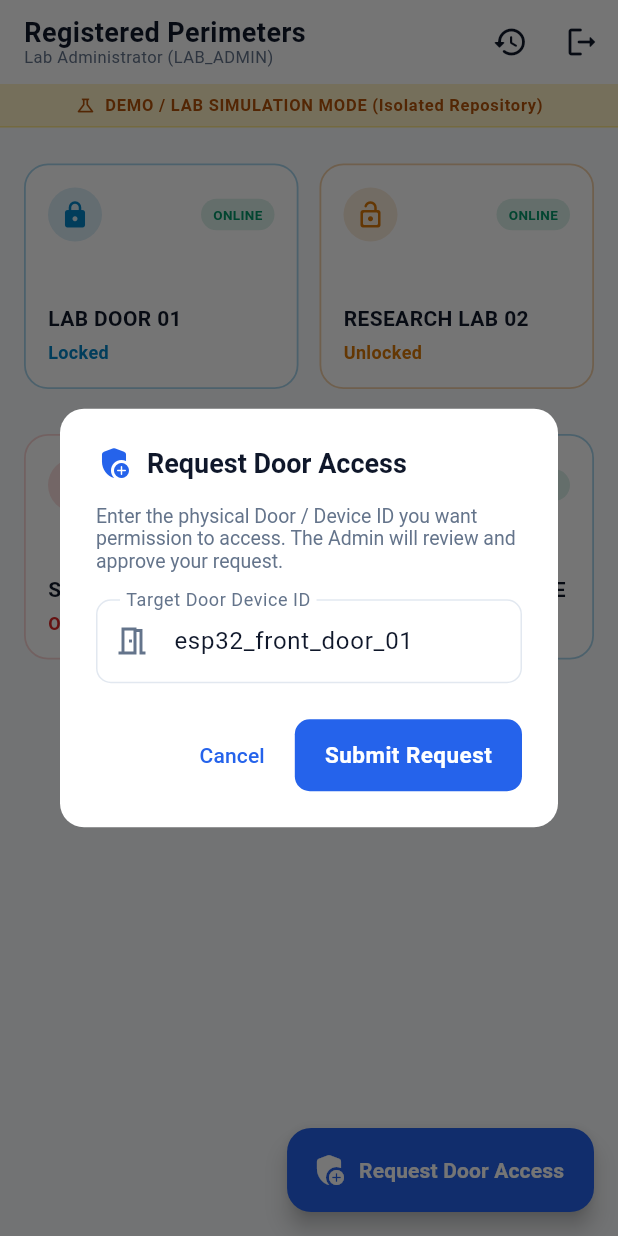
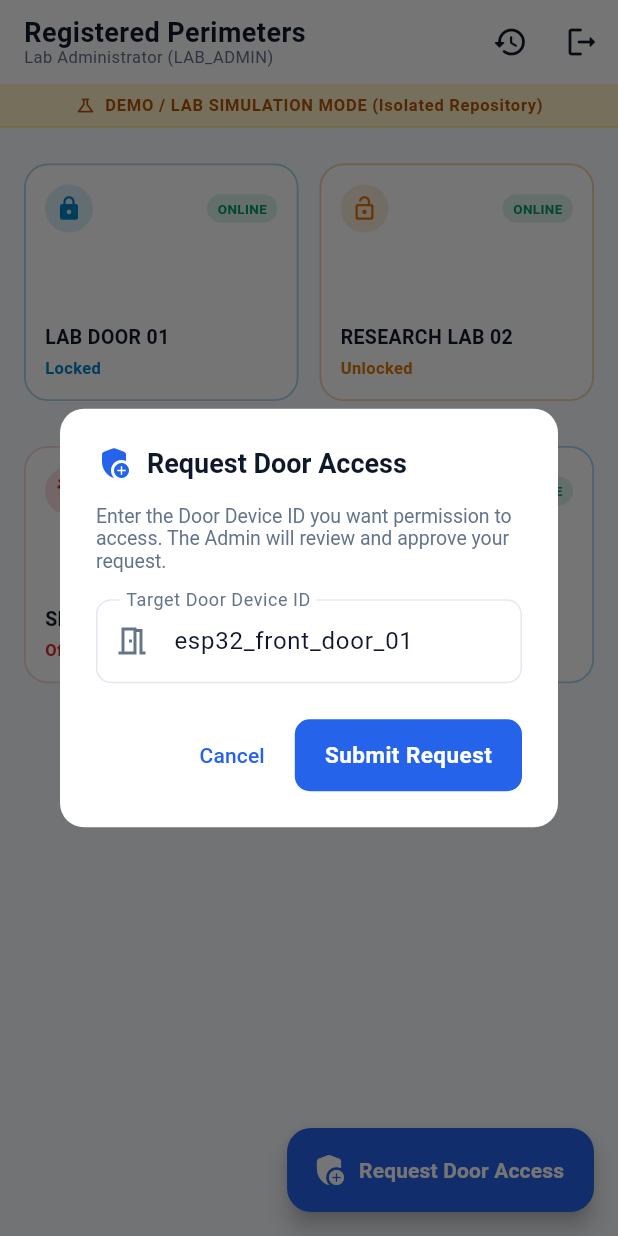
Before and after one commit to Giriz-3407/securedoor, a Flutter app: the screen it shows after launch, after a tap on "Authenticate Session", after a tap on "Request Door Access", on a phone screen of 412 x 824 dp. Run offline on Flutter 3.47's test engine with Material 3 defaults, Android fonts, the light colour scheme and no system bars; our stand-ins replace app_links, flutter_riverpod, flutter_secure_storage, local_auth, qr_flutter.

Commit message:
feat: in-app QR code generation for admin and system deep linking from any camera

```diff
--- /dev/null
+++ b/frontend/lib/core/services/deep_link_service.dart
@@ -0,0 +1,67 @@
+import 'dart:async';
+import 'package:app_links/app_links.dart';
+import 'package:flutter/material.dart';
+
+import '../logging/app_logger.dart';
+
+class DeepLinkService {
+  static final DeepLinkService _instance = DeepLinkService._internal();
+  factory DeepLinkService() => _instance;
+  DeepLinkService._internal();
+
+  final AppLinks _appLinks = AppLinks();
+  StreamSubscription<Uri>? _linkSubscription;
+
+  // Stream controller to notify UI of scanned door IDs
+  final _doorScannedController = StreamController<String>.broadcast();
+  Stream<String> get onDoorScanned => _doorScannedController.stream;
+
+  String? pendingDoorId;
+
+  void initialize(GlobalKey<NavigatorState> navigatorKey) async {
+    // 1. Check if app was launched directly from a cold link
+    try {
+      final initialUri = await _appLinks.getInitialLink();
+      if (initialUri != null) {
+        _handleUri(initialUri);
+      }
+    } catch (e) {
+      AppLogger.warn('Failed to retrieve initial deep link: $e');
+    }
+
+    // 2. Listen for incoming links while the app is in background or foreground
+    _linkSubscription = _appLinks.uriLinkStream.listen(
+      (uri) => _handleUri(uri),
+      onError: (err) {
+        AppLogger.warn('Deep link stream error: $err');
+      },
+    );
+  }
+
+  void _handleUri(Uri uri) {
+    AppLogger.info('Deep link received: $uri');
+    String? doorId;
+
+    // Check query parameter: ?id=esp32_front_door_01
+    if (uri.queryParameters.containsKey('id')) {
+      doorId = uri.queryParameters['id'];
+    } else if (uri.pathSegments.isNotEmpty) {
+      // Check path: /door/esp32_front_door_01
+      final lastSegment = uri.pathSegments.last;
+      if (lastSegment != 'door') {
+        doorId = lastSegment;
+      }
+    }
+
+    if (doorId != null && doorId.isNotEmpty) {
+      AppLogger.info('Extracted Door ID from QR / Deep Link: $doorId');
+      pendingDoorId = doorId;
+      _doorScannedController.add(doorId);
+    }
+  }
+
+  void dispose() {
+    _linkSubscription?.cancel();
+    _doorScannedController.close();
+  }
+}
--- a/frontend/lib/features/devices/presentation/screens/device_list_screen.dart
+++ b/frontend/lib/features/devices/presentation/screens/device_list_screen.dart
@@ -1,8 +1,11 @@
+import 'dart:async';
 import 'package:flutter/material.dart';
 import 'package:flutter_riverpod/flutter_riverpod.dart';
 
 import '../../../../core/providers/app_providers.dart';
+import '../../../../core/services/deep_link_service.dart';
 import '../../../../core/theme/app_theme.dart';
+import '../../../../shared/widgets/door_qr_dialog.dart';
 import '../../../../shared/widgets/mock_banner.dart';
 import '../../../activity/presentation/screens/activity_log_screen.dart';
 import '../../../authentication/presentation/controllers/auth_controller.dart';
@@ -11,11 +14,65 @@ import '../../domain/models/device.dart';
 import 'admin_requests_screen.dart';
 import 'device_detail_screen.dart';
 
-class DeviceListScreen extends ConsumerWidget {
+class DeviceListScreen extends ConsumerStatefulWidget {
   const DeviceListScreen({super.key});
 
-  void _showRequestAccessDialog(BuildContext context, WidgetRef ref) {
-    final doorIdController = TextEditingController(text: 'esp32_front_door_01');
+  @override
+  ConsumerState<DeviceListScreen> createState() => _DeviceListScreenState();
+}
+
+class _DeviceListScreenState extends ConsumerState<DeviceListScreen> {
+  StreamSubscription<String>? _deepLinkSub;
+
+  @override
+  void initState() {
+    super.initState();
+    // Listen for incoming Door QR code scans / deep links
+    _deepLinkSub = DeepLinkService().onDoorScanned.listen((scannedDoorId) {
+      _handleScannedDoor(scannedDoorId);
+    });
+
+    // Check if app was cold-launched from a QR code scan
+    final pending = DeepLinkService().pendingDoorId;
+    if (pending != null) {
+      DeepLinkService().pendingDoorId = null;
+      WidgetsBinding.instance.addPostFrameCallback((_) {
+        _handleScannedDoor(pending);
+      });
+    }
+  }
+
+  @override
+  void dispose() {
+    _deepLinkSub?.cancel();
+    super.dispose();
+  }
+
+  void _handleScannedDoor(String doorId) {
+    final deviceState = ref.read(deviceListProvider);
+    if (deviceState is DeviceListLoaded) {
+      final match = deviceState.devices.where((d) => d.id == doorId).firstOrNull;
+      if (match != null) {
+        // User already has approved access! Open the door controls directly!
+        ScaffoldMessenger.of(context).showSnackBar(
+          SnackBar(
+            backgroundColor: AppTheme.statusOnline,
+            content: Text('Scanned QR for ${match.name}. Opening controls...'),
+          ),
+        );
+        Navigator.of(context).push(
+          MaterialPageRoute(builder: (_) => DeviceDetailScreen(initialDevice: match)),
+        );
+        return;
+      }
+    }
+
+    // User is not authorized for this door yet -> Prompt them to request access
+    _showRequestAccessDialog(initialDeviceId: doorId);
+  }
+
+  void _showRequestAccessDialog({String? initialDeviceId}) {
+    final doorIdController = TextEditingController(text: initialDeviceId ?? 'esp32_front_door_01');
 
     showDialog(
       context: context,
@@ -33,9 +90,11 @@ class DeviceListScreen extends ConsumerWidget {
           mainAxisSize: MainAxisSize.min,
           crossAxisAlignment: CrossAxisAlignment.start,
           children: [
-            const Text(
-              'Enter the physical Door / Device ID you want permission to access. The Admin will review and approve your request.',
-              style: TextStyle(fontSize: 13, color: AppTheme.textSecondary),
+            Text(
+              initialDeviceId != null
+                  ? 'You scanned QR code for door "$initialDeviceId". Submit a request to the Admin to gain access.'
+                  : 'Enter the Door Device ID you want permission to access. The Admin will review and approve your request.',
+              style: const TextStyle(fontSize: 13, color: AppTheme.textSecondary),
             ),
             const SizedBox(height: 18),
             TextField(
@@ -98,7 +157,7 @@ class DeviceListScreen extends ConsumerWidget {
   }
 
   @override
-  Widget build(BuildContext context, WidgetRef ref) {
+  Widget build(BuildContext context) {
     final deviceState = ref.watch(deviceListProvider);
     final authState = ref.watch(authStateProvider);
     final config = ref.watch(configProvider);
@@ -187,7 +246,7 @@ class DeviceListScreen extends ConsumerWidget {
         backgroundColor: AppTheme.accentBlue,
         icon: const Icon(Icons.add_moderator_rounded, color: Colors.white),
         label: const Text('Request Door Access', style: TextStyle(color: Colors.white, fontWeight: FontWeight.bold)),
-        onPressed: () => _showRequestAccessDialog(context, ref),
+        onPressed: () => _showRequestAccessDialog(),
       ),
       body: SafeArea(
         child: Column(
@@ -245,7 +304,7 @@ class DeviceListScreen extends ConsumerWidget {
                                   ),
                                   const SizedBox(height: 8),
                                   const Text(
-                                    'You must request access from the Admin to unlock perimeters.\nTap the button below to submit a request for a door.',
+                                    'You must request access from the Admin to unlock perimeters.\nScan a door QR code or tap below to submit a request.',
                                     textAlign: TextAlign.center,
                                     style: TextStyle(fontSize: 13, color: AppTheme.textSecondary),
                                   ),
@@ -253,7 +312,7 @@ class DeviceListScreen extends ConsumerWidget {
                                   ElevatedButton.icon(
                                     icon: const Icon(Icons.add_moderator_rounded),
                                     label: const Text('Request Door Access'),
-                                    onPressed: () => _showRequestAccessDialog(context, ref),
+                                    onPressed: () => _showRequestAccessDialog(),
                                   ),
                                 ],
                               ),
@@ -266,13 +325,20 @@ class DeviceListScreen extends ConsumerWidget {
                               crossAxisCount: 2,
                               crossAxisSpacing: 14,
                               mainAxisSpacing: 14,
-                              childAspectRatio: 1.1,
+                              childAspectRatio: 1.05,
                             ),
                             itemCount: devices.length,
                             itemBuilder: (context, index) {
                               final device = devices[index];
                               return _DeviceGridTile(
                                 device: device,
+                                isAdmin: isAdmin,
+                                onQrTap: () {
+                                  showDialog(
+                                    context: context,
+                                    builder: (_) => DoorQrDialog(device: device),
+                                  );
+                                },
                                 onTap: () {
                                   Navigator.of(context).push(
                                     MaterialPageRoute(
@@ -297,9 +363,16 @@ class DeviceListScreen extends ConsumerWidget {
 
 class _DeviceGridTile extends StatelessWidget {
   final Device device;
+  final bool isAdmin;
   final VoidCallback onTap;
+  final VoidCallback? onQrTap;
 
-  const _DeviceGridTile({required this.device, required this.onTap});
+  const _DeviceGridTile({
+    required this.device,
+    required this.onTap,
+    this.isAdmin = false,
+    this.onQrTap,
+  });
 
   @override
   Widget build(BuildContext context) {
@@ -331,7 +404,7 @@ class _DeviceGridTile extends StatelessWidget {
         borderRadius: BorderRadius.circular(16),
         onTap: onTap,
         child: Padding(
-          padding: const EdgeInsets.all(16),
+          padding: const EdgeInsets.all(14),
           child: Column(
             crossAxisAlignment: CrossAxisAlignment.start,
             mainAxisAlignment: MainAxisAlignment.spaceBetween,
@@ -340,17 +413,28 @@ class _DeviceGridTile extends StatelessWidget {
                 mainAxisAlignment: MainAxisAlignment.spaceBetween,
                 children: [
                   Container(
-                    padding: const EdgeInsets.all(8),
+                    padding: const EdgeInsets.all(7),
                     decoration: BoxDecoration(
                       color: statusColor.withValues(alpha: 0.15),
                       shape: BoxShape.circle,
                     ),
-                    child: Icon(statusIcon, color: statusColor, size: 20),
+                    child: Icon(statusIcon, color: statusColor, size: 18),
                   ),
+                  Row(
+                    children: [
+                      if (isAdmin)
+                        IconButton(
+                          padding: EdgeInsets.zero,
+                          constraints: const BoxConstraints(),
+                          icon: const Icon(Icons.qr_code_2_rounded, size: 20, color: AppTheme.accentBlue),
+                          tooltip: 'Generate Door QR',
+                          onPressed: onQrTap,
+                        ),
+                      const SizedBox(width: 6),
                       Container(
                         padding: const EdgeInsets.symmetric(
-                      horizontal: 8,
-                      vertical: 4,
+                          horizontal: 7,
+                          vertical: 3,
                         ),
                         decoration: BoxDecoration(
                           color: isOnline
@@ -371,6 +455,8 @@ class _DeviceGridTile extends StatelessWidget {
                       ),
                     ],
                   ),
+                ],
+              ),
               Column(
                 crossAxisAlignment: CrossAxisAlignment.start,
                 children: [
@@ -380,15 +466,15 @@ class _DeviceGridTile extends StatelessWidget {
                     overflow: TextOverflow.ellipsis,
                     style: const TextStyle(
                       fontWeight: FontWeight.bold,
-                      fontSize: 14,
+                      fontSize: 13,
                       color: AppTheme.textPrimary,
                     ),
                   ),
-                  const SizedBox(height: 4),
+                  const SizedBox(height: 3),
                   Text(
                     statusText,
                     style: TextStyle(
-                      fontSize: 12,
+                      fontSize: 11,
                       fontWeight: FontWeight.w600,
                       color: statusColor,
                     ),
--- a/frontend/lib/main.dart
+++ b/frontend/lib/main.dart
@@ -5,10 +5,13 @@ import 'core/config/app_config.dart';
 import 'core/constants/app_constants.dart';
 import 'core/logging/app_logger.dart';
 import 'core/providers/app_providers.dart';
+import 'core/services/deep_link_service.dart';
 import 'core/theme/app_theme.dart';
 import 'features/authentication/presentation/controllers/auth_controller.dart';
 import 'features/authentication/presentation/screens/login_screen.dart';
 import 'features/devices/presentation/screens/device_list_screen.dart';
+
+final GlobalKey<NavigatorState> navigatorKey = GlobalKey<NavigatorState>();
 
 void main() async {
   WidgetsFlutterBinding.ensureInitialized();
@@ -19,6 +22,9 @@ void main() async {
   AppLogger.info(
     'Starting ${AppConstants.appName} in ${config.environment.name} mode (mock=${config.isMockMode})',
   );
+
+  // Initialize Deep Linking system
+  DeepLinkService().initialize(navigatorKey);
 
   runApp(
     ProviderScope(
@@ -36,6 +42,7 @@ class SecureDoorAccessApp extends ConsumerWidget {
     final authState = ref.watch(authStateProvider);
 
     return MaterialApp(
+      navigatorKey: navigatorKey,
       title: AppConstants.appName,
       debugShowCheckedModeBanner: false,
       theme: AppTheme.lightTheme,
@@ -59,20 +66,11 @@ class _AppSplashScreen extends StatelessWidget {
         child: Column(
           mainAxisAlignment: MainAxisAlignment.center,
           children: [
-            Icon(Icons.shield_outlined, size: 56, color: AppTheme.accentBlue),
-            SizedBox(height: 24),
-            CircularProgressIndicator(
-              strokeWidth: 2.5,
-              valueColor: AlwaysStoppedAnimation<Color>(AppTheme.accentBlue),
-            ),
+            CircularProgressIndicator(),
             SizedBox(height: 16),
             Text(
-              'Verifying Security Context...',
-              style: TextStyle(
-                color: AppTheme.textSecondary,
-                fontSize: 13,
-                letterSpacing: 0.3,
-              ),
+              'Initializing Secure Hardware Session...',
+              style: TextStyle(color: AppTheme.textSecondary, fontSize: 13),
             ),
           ],
         ),
--- a/frontend/pubspec.yaml
+++ b/frontend/pubspec.yaml
@@ -40,6 +40,8 @@ dependencies:
   http: ^1.6.0
   uuid: ^4.6.0
   intl: ^0.20.3
+  qr_flutter: ^4.1.0
+  app_links: ^7.2.2
 
 dev_dependencies:
   flutter_test:
```
Also changed, not shown: frontend/lib/features/devices/presentation/screens/device_detail_screen.dart (+29 -0 lines), frontend/lib/shared/widgets/door_qr_dialog.dart (added, +123 -0 lines), frontend/pubspec.lock, 6 other files. Lines whose indentation alone changed are shown as unchanged.
